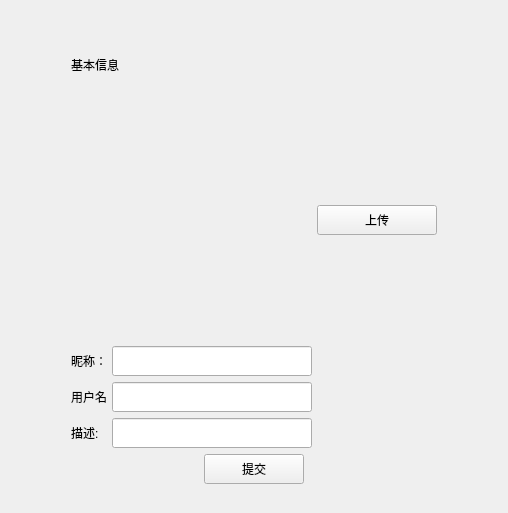
Above: QChat/userinfopage.ui from Z-xq7/QChat before the change. Below: the same form after it.
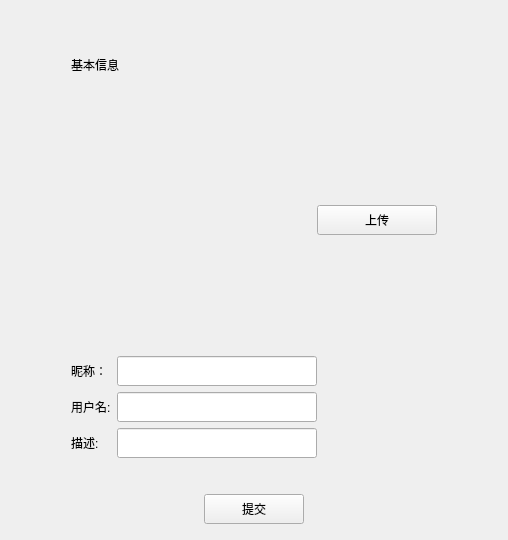
That is the form after the change.

```diff
--- a/QChat/userinfopage.ui
+++ b/QChat/userinfopage.ui
@@ -149,7 +149,7 @@
        <property name="sizeHint" stdset="0">
         <size>
          <width>20</width>
-         <height>20</height>
+         <height>30</height>
         </size>
        </property>
       </spacer>
@@ -160,16 +160,10 @@
         <widget class="QLabel" name="label">
          <property name="minimumSize">
           <size>
-           <width>35</width>
+           <width>40</width>
            <height>0</height>
           </size>
          </property>
-         <property name="maximumSize">
-          <size>
-           <width>35</width>
-           <height>16777215</height>
-          </size>
-         </property>
          <property name="text">
           <string>昵称： </string>
          </property>
@@ -212,16 +206,10 @@
         <widget class="QLabel" name="label_2">
          <property name="minimumSize">
           <size>
-           <width>35</width>
+           <width>40</width>
            <height>0</height>
           </size>
          </property>
-         <property name="maximumSize">
-          <size>
-           <width>35</width>
-           <height>16777215</height>
-          </size>
-         </property>
          <property name="text">
           <string>用户名:</string>
          </property>
@@ -264,16 +252,10 @@
         <widget class="QLabel" name="label_3">
          <property name="minimumSize">
           <size>
-           <width>35</width>
+           <width>40</width>
            <height>0</height>
           </size>
          </property>
-         <property name="maximumSize">
-          <size>
-           <width>35</width>
-           <height>16777215</height>
-          </size>
-         </property>
          <property name="text">
           <string>描述:  </string>
          </property>
@@ -310,6 +292,22 @@
        </item>
       </layout>
      </item>
+     <item>
+      <spacer name="verticalSpacer_5">
+       <property name="orientation">
+        <enum>Qt::Orientation::Vertical</enum>
+       </property>
+       <property name="sizeType">
+        <enum>QSizePolicy::Policy::Fixed</enum>
+       </property>
+       <property name="sizeHint" stdset="0">
+        <size>
+         <width>20</width>
+         <height>30</height>
+        </size>
+       </property>
+      </spacer>
+     </item>
      <item>
       <layout class="QHBoxLayout" name="horizontalLayout_5">
        <item>
```
